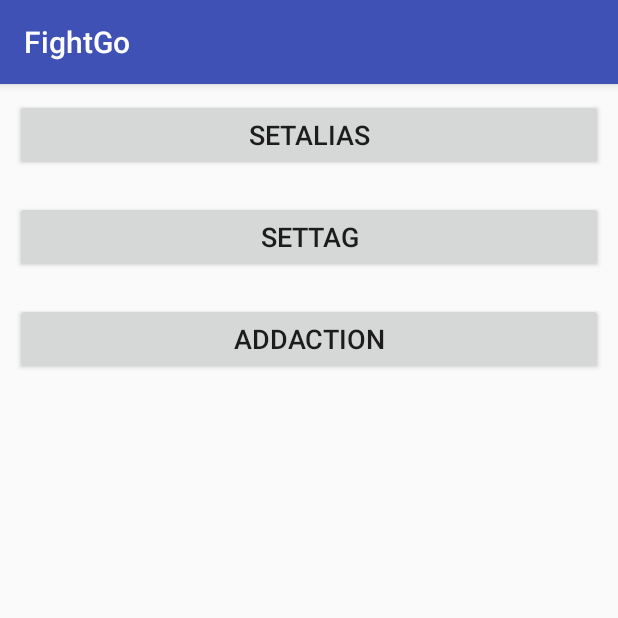
After one commit to Herbert-Keys/FightGo, an Android app: the JPushActivity screen opened directly, with no data from a screen before it, on a phone screen of 412 x 824 dp, the top half of it. The commit adds this screen. Run offline under Robolectric (Android 15) with nearby library versions, the phone set to English and light mode, and no system bars; our stand-ins replace ButterKnife; libraries missing offline, so code that uses them is left out: cn.jpush.android.

Commit message:
2018.4.7 8：50

```diff
--- a/app/src/main/java/com/example/herbert/fightgo/MainActivity.java
+++ b/app/src/main/java/com/example/herbert/fightgo/MainActivity.java
@@ -31,6 +31,7 @@ import android.widget.TextView;
 import com.example.herbert.fightgo.Model.RecyclerItemModel;
 import com.example.herbert.fightgo.activity.BottomNavigationActivity;
 import com.example.herbert.fightgo.activity.FullscreenActivity;
+import com.example.herbert.fightgo.activity.JPushActivity;
 import com.example.herbert.fightgo.activity.ScrollingActivity;
 import com.example.herbert.fightgo.activity.TabLayoutActivity;
 import com.example.herbert.fightgo.activity.UmengShareActivity;
@@ -71,6 +72,7 @@ public class MainActivity extends AppCompatActivity
                         .setAction("Action", null).show();
             }
         });
+
         toolbar.setNavigationIcon(R.mipmap.ic_launcher_round);
         DrawerLayout drawer = (DrawerLayout) findViewById(R.id.drawer_layout);
         toggle = new ActionBarDrawerToggle(
@@ -110,6 +112,9 @@ public class MainActivity extends AppCompatActivity
                     case "UmengShareActivity":
                         startActivity(new Intent(MainActivity.this,UmengShareActivity.class));
                         break;
+                    case "JPushActivity":
+                        startActivity(new Intent(MainActivity.this, JPushActivity.class));
+                        break;
                 }
             }
         });
@@ -136,6 +141,7 @@ public class MainActivity extends AppCompatActivity
         data.add(new RecyclerItemModel("BottomNavigationActivity",R.mipmap.yellow));
         data.add(new RecyclerItemModel("TabLayout",R.mipmap.black));
         data.add(new RecyclerItemModel("UmengShareActivity",R.mipmap.red));
+        data.add(new RecyclerItemModel("JPushActivity",R.mipmap.green));
     }
 
     @Override
--- /dev/null
+++ b/app/src/main/java/com/example/herbert/fightgo/activity/JPushActivity.java
@@ -0,0 +1,57 @@
+package com.example.herbert.fightgo.activity;
+
+import android.os.Bundle;
+import android.support.v7.app.AppCompatActivity;
+import android.view.View;
+import android.widget.Button;
+import android.widget.Toast;
+
+import com.example.herbert.fightgo.R;
+
+import java.util.Set;
+
+import butterknife.BindView;
+import butterknife.ButterKnife;
+import butterknife.OnClick;
+import cn.jpush.android.api.JPushInterface;
+import cn.jpush.android.api.TagAliasCallback;
+
+public class JPushActivity extends AppCompatActivity {
+
+
+    @BindView(R.id.bt_setAlia)
+    Button btSetAlia;
+    @BindView(R.id.bt_setTag)
+    Button btSetTag;
+    @BindView(R.id.bt_addAction)
+    Button btAddAction;
+
+    @Override
+    protected void onCreate(Bundle savedInstanceState) {
+        super.onCreate(savedInstanceState);
+        setContentView(R.layout.activity_jpush);
+        ButterKnife.bind(this);
+    }
+
+    @OnClick({R.id.bt_setAlia, R.id.bt_setTag,R.id.bt_addAction})
+    public void onViewClicked(View view) {
+        switch (view.getId()) {
+            case R.id.bt_setAlia:
+                JPushInterface.setAlias(this, "aa", new TagAliasCallback() {
+                    @Override
+                    public void gotResult(int i, String s, Set<String> set) {
+                        Toast.makeText(JPushActivity.this, i + "---" + s, Toast.LENGTH_SHORT).show();
+                    }
+                });
+                break;
+            case R.id.bt_setTag:
+                break;
+            case R.id.bt_addAction:
+
+
+                break;
+        }
+    }
+
+
+}
--- a/app/src/main/java/com/example/herbert/fightgo/application/MyApplication.java
+++ b/app/src/main/java/com/example/herbert/fightgo/application/MyApplication.java
@@ -5,6 +5,8 @@ import android.app.Application;
 import com.umeng.commonsdk.UMConfigure;
 import com.umeng.socialize.PlatformConfig;
 import com.umeng.socialize.UMShareAPI;
+
+import cn.jpush.android.api.JPushInterface;
 
 /**
  * Created by Administrator on 2018/3/31.
@@ -22,6 +24,9 @@ public class MyApplication extends Application {
          */
         UMConfigure.setLogEnabled(true);
         PlatformConfig.setQQZone("1106814406", "MGhb8P7NQDzcZyvi");
+
+        JPushInterface.setDebugMode(true);
+        JPushInterface.init(this);
     }
 
 
--- /dev/null
+++ b/app/src/main/res/layout/activity_jpush.xml
@@ -0,0 +1,33 @@
+<?xml version="1.0" encoding="utf-8"?>
+<LinearLayout xmlns:android="http://schemas.android.com/apk/res/android"
+    xmlns:app="http://schemas.android.com/apk/res-auto"
+    xmlns:tools="http://schemas.android.com/tools"
+    android:layout_width="match_parent"
+    android:layout_height="match_parent"
+    android:orientation="vertical"
+    tools:context="com.example.herbert.fightgo.activity.JPushActivity">
+    <Button
+        android:id="@+id/bt_setAlia"
+        android:layout_width="match_parent"
+        android:layout_height="wrap_content"
+        android:textSize="18sp"
+        android:gravity="center"
+        android:text="setAlias"
+        android:layout_margin="10dp"/>
+    <Button
+        android:id="@+id/bt_setTag"
+        android:layout_width="match_parent"
+        android:layout_height="wrap_content"
+        android:textSize="18sp"
+        android:gravity="center"
+        android:text="setTag"
+        android:layout_margin="10dp"/>
+    <Button
+        android:id="@+id/bt_addAction"
+        android:layout_width="match_parent"
+        android:layout_height="wrap_content"
+        android:textSize="18sp"
+        android:gravity="center"
+        android:text="addAction"
+        android:layout_margin="10dp"/>
+</LinearLayout>
--- a/app/src/main/res/layout/app_bar_main.xml
+++ b/app/src/main/res/layout/app_bar_main.xml
@@ -13,7 +13,7 @@
 
         <android.support.v7.widget.Toolbar
             android:id="@+id/toolbar"
-
+            app:navigationIcon="@mipmap/ic_launcher_round"
             android:layout_width="match_parent"
             android:layout_height="?attr/actionBarSize"
             android:background="?attr/colorPrimary"
--- a/app/src/main/res/values/dimens.xml
+++ b/app/src/main/res/values/dimens.xml
@@ -7,4 +7,5 @@
     <dimen name="fab_margin">16dp</dimen>
     <dimen name="app_bar_height">180dp</dimen>
     <dimen name="text_margin">16dp</dimen>
+    <dimen name="navigation_icon_size">10dp</dimen>
 </resources>
```
Also changed, not shown: app/build.gradle (+12 -0 lines), app/src/main/AndroidManifest.xml (+145 -25 lines), app/src/main/java/com/example/herbert/fightgo/activity/UmengShareActivity.java (+72 -3 lines), app/src/main/java/com/example/herbert/fightgo/broadcastreceiver/JpushReceiver.java (added, +52 -0 lines).
